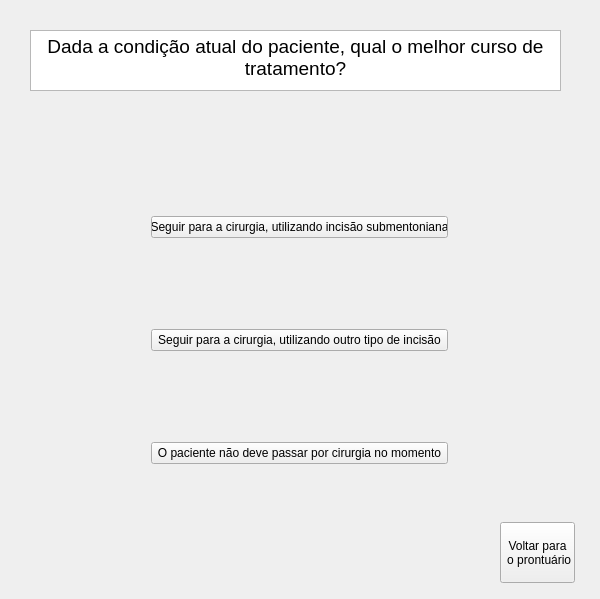
Old version of the form TriangleTest/startscreen.ui in the repository Ivesf1m/CuttingProject.
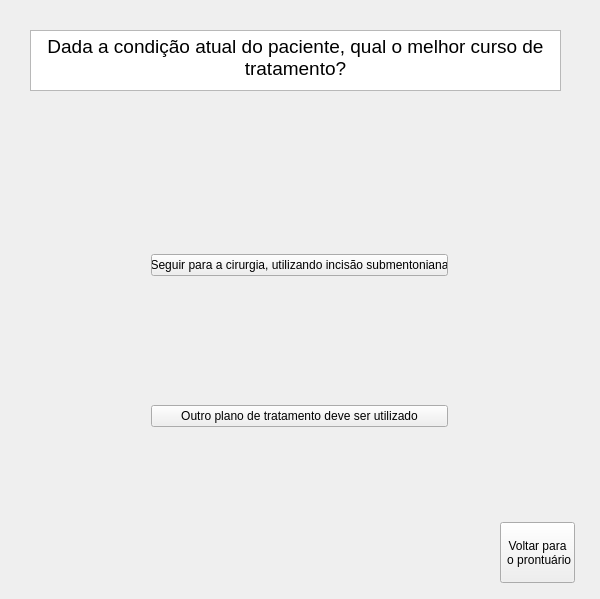
New version of the form. The open tabs and pages were chosen to show the change.

Diff of the .ui file:
```diff
--- a/TriangleTest/startscreen.ui
+++ b/TriangleTest/startscreen.ui
@@ -347,17 +347,10 @@
         </property>
        </widget>
       </item>
-      <item>
-       <widget class="QPushButton" name="otherIncisionButton">
-        <property name="text">
-         <string>Seguir para a cirurgia, utilizando outro tipo de incisão</string>
-        </property>
-       </widget>
-      </item>
       <item>
        <widget class="QPushButton" name="noSurgeryButton">
         <property name="text">
-         <string>O paciente não deve passar por cirurgia no momento</string>
+         <string>Outro plano de tratamento deve ser utilizado</string>
         </property>
        </widget>
       </item>
```
Left out of the diff: 43 changed lines with no effect on the pictures.
